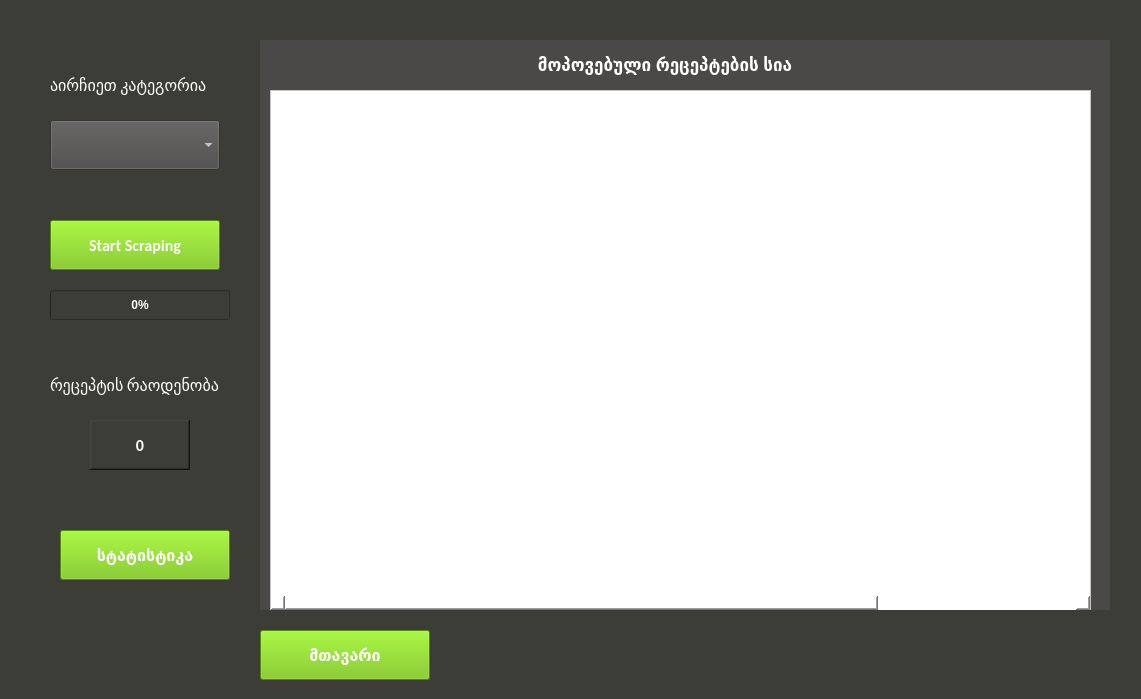
Qt form ui/app.ui (CodeVnebula/recipe-scraper) before a commit.
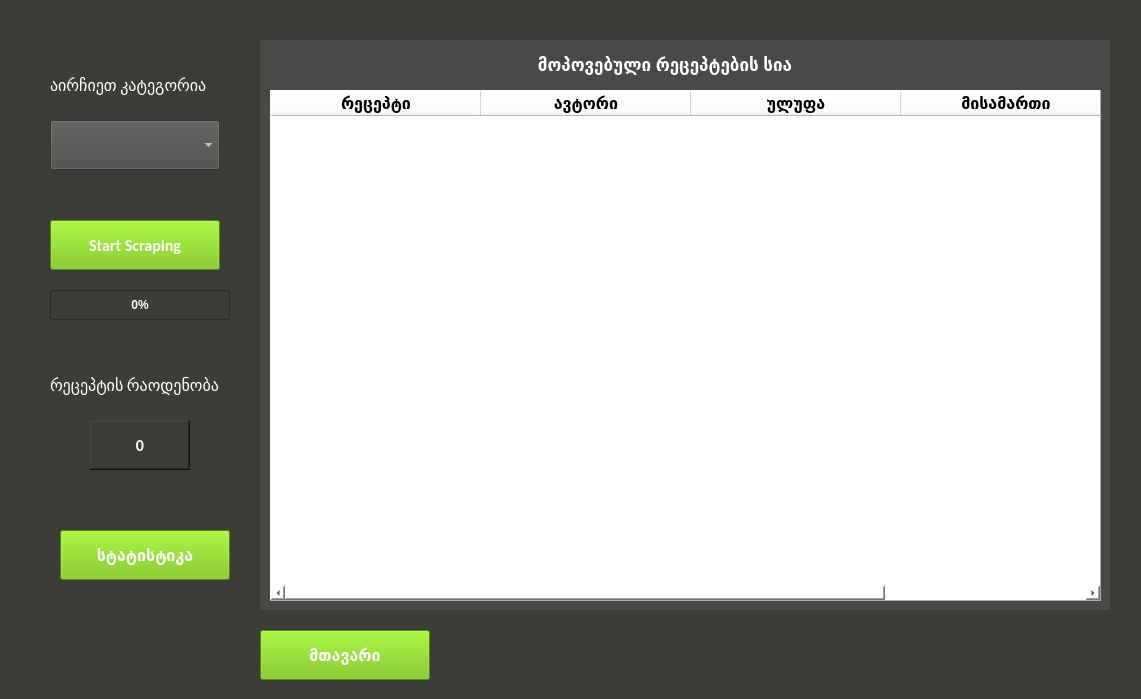
The same form after that commit. The open tabs and pages were chosen to show the change.

Diff of the .ui file:
```diff
--- a/ui/app.ui
+++ b/ui/app.ui
@@ -32,7 +32,7 @@
      </rect>
     </property>
     <property name="styleSheet">
-     <string notr="true">background: #4A4947; color: white;</string>
+     <string notr="true">background: #4A4947; </string>
     </property>
     <property name="currentIndex">
      <number>2</number>
@@ -43,63 +43,74 @@
        <rect>
         <x>10</x>
         <y>50</y>
-        <width>821</width>
-        <height>521</height>
+        <width>831</width>
+        <height>511</height>
        </rect>
       </property>
-      <property name="minimumSize">
-       <size>
-        <width>0</width>
-        <height>0</height>
-       </size>
-      </property>
       <property name="font">
        <font>
         <family>Calibri</family>
-        <pointsize>12</pointsize>
+        <pointsize>10</pointsize>
         <weight>50</weight>
         <bold>false</bold>
+        <kerning>true</kerning>
        </font>
       </property>
+      <property name="acceptDrops">
+       <bool>false</bool>
+      </property>
+      <property name="autoFillBackground">
+       <bool>false</bool>
+      </property>
       <property name="styleSheet">
-       <string notr="true">background: white;</string>
+       <string notr="true">background: white; color: black;</string>
       </property>
-      <property name="lineWidth">
-       <number>1</number>
+      <property name="frameShape">
+       <enum>QFrame::Panel</enum>
       </property>
-      <property name="sizeAdjustPolicy">
-       <enum>QAbstractScrollArea::AdjustIgnored</enum>
+      <property name="frameShadow">
+       <enum>QFrame::Raised</enum>
       </property>
       <property name="editTriggers">
        <set>QAbstractItemView::NoEditTriggers</set>
       </property>
-      <property name="gridStyle">
-       <enum>Qt::SolidLine</enum>
-      </property>
-      <property name="sortingEnabled">
+      <property name="showGrid">
        <bool>true</bool>
       </property>
       <property name="wordWrap">
-       <bool>true</bool>
-      </property>
-      <property name="cornerButtonEnabled">
-       <bool>true</bool>
+       <bool>false</bool>
       </property>
       <attribute name="horizontalHeaderVisible">
+       <bool>true</bool>
+      </attribute>
+      <attribute name="horizontalHeaderCascadingSectionResizes">
        <bool>false</bool>
       </attribute>
       <attribute name="horizontalHeaderDefaultSectionSize">
        <number>210</number>
       </attribute>
       <attribute name="horizontalHeaderHighlightSections">
-       <bool>true</bool>
+       <bool>false</bool>
+      </attribute>
+      <attribute name="horizontalHeaderShowSortIndicator" stdset="0">
+       <bool>false</bool>
       </attribute>
       <attribute name="verticalHeaderVisible">
        <bool>false</bool>
       </attribute>
-      <attribute name="verticalHeaderCascadingSectionResizes">
-       <bool>false</bool>
-      </attribute>
+      <column>
+       <property name="text">
+        <string>რეცეპტი</string>
+       </property>
+       <property name="font">
+        <font>
+         <family>Calibri</family>
+         <pointsize>12</pointsize>
+         <weight>75</weight>
+         <bold>true</bold>
+        </font>
+       </property>
+      </column>
       <column>
        <property name="text">
         <string>ავტორი</string>
@@ -112,22 +123,6 @@
          <bold>true</bold>
         </font>
        </property>
-       <property name="textAlignment">
-        <set>AlignCenter</set>
-       </property>
-      </column>
-      <column>
-       <property name="text">
-        <string>რეცეპტის სახელი</string>
-       </property>
-       <property name="font">
-        <font>
-         <family>Calibri</family>
-         <pointsize>12</pointsize>
-         <weight>75</weight>
-         <bold>true</bold>
-        </font>
-       </property>
       </column>
       <column>
        <property name="text">
@@ -144,7 +139,7 @@
       </column>
       <column>
        <property name="text">
-        <string>რეცეპტის URL</string>
+        <string>მისამართი</string>
        </property>
        <property name="font">
         <font>
```
Left out of the diff: 56 changed lines with no effect on the pictures.
